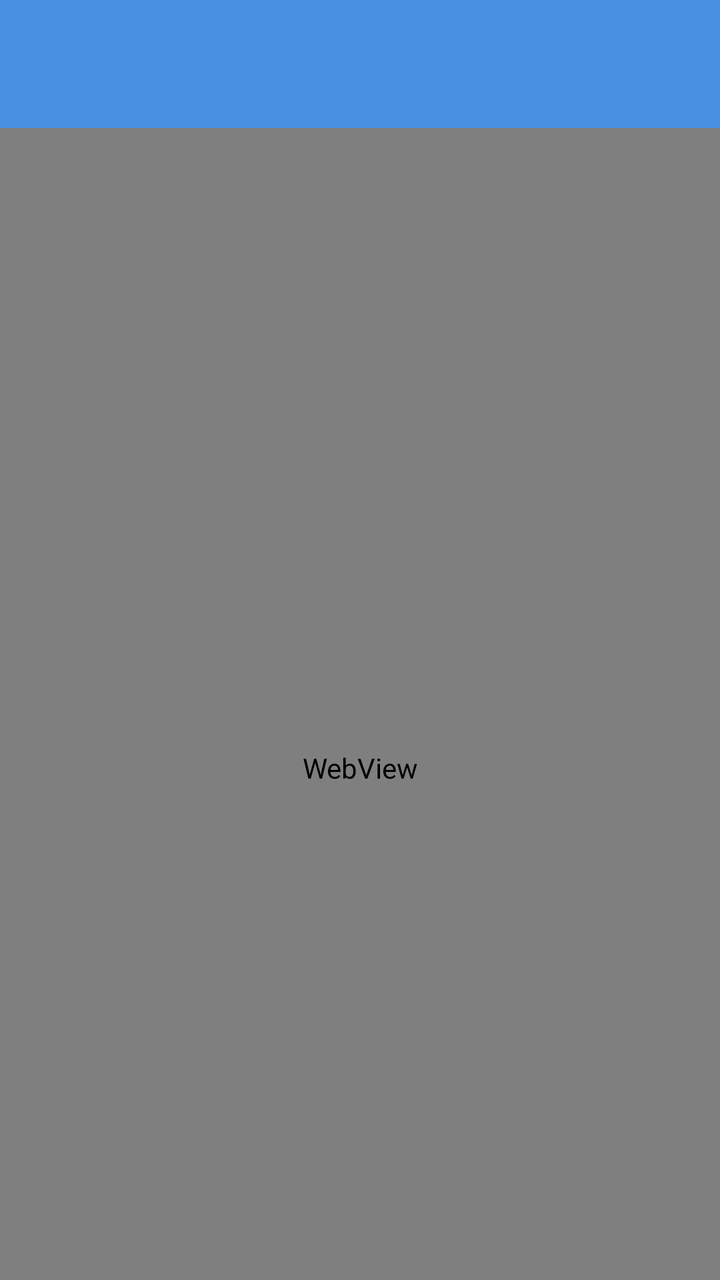
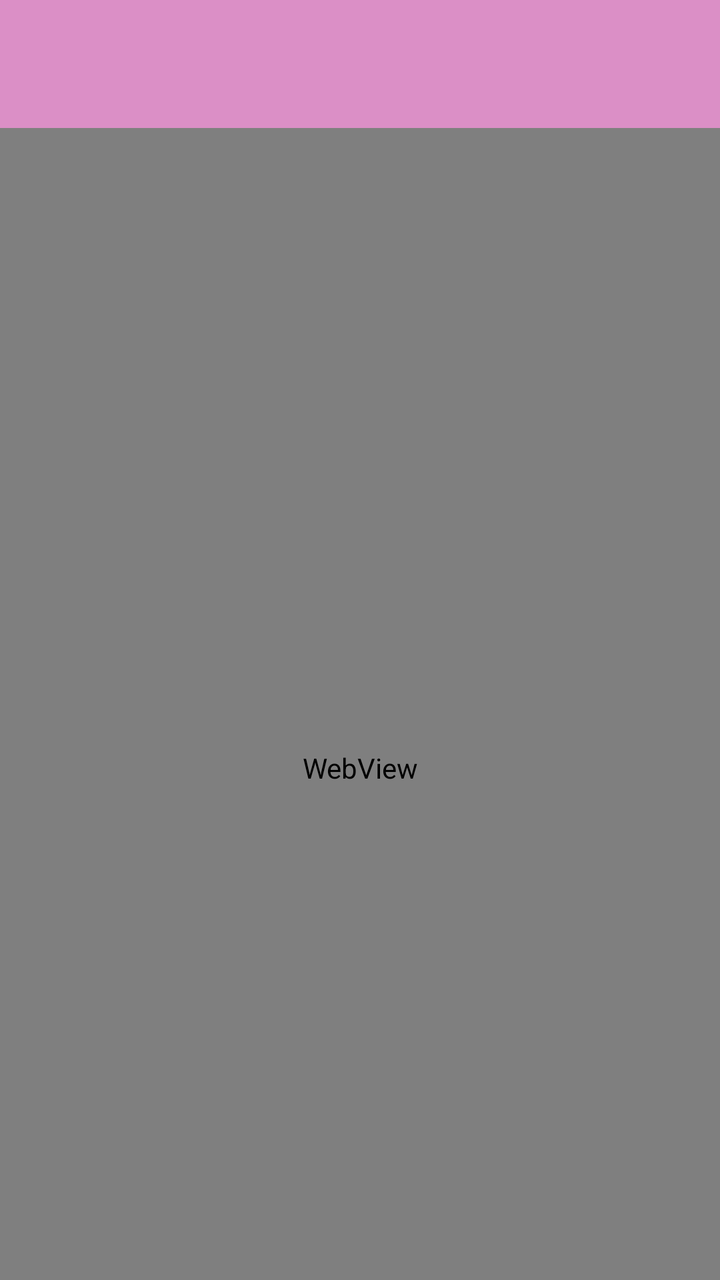

Two renders of the same Android screen: before a commit and after it. Below are the layout's source before the change and the commit's diff.
<!-- AndroidManifest.xml: application theme Theme.BellApps -->
<!-- res/layout/activity_web_view.xml -->
<?xml version="1.0" encoding="utf-8"?>
<androidx.coordinatorlayout.widget.CoordinatorLayout
    xmlns:android="http://schemas.android.com/apk/res/android"
    xmlns:app="http://schemas.android.com/apk/res-auto"
    xmlns:tools="http://schemas.android.com/tools"
    android:layout_width="match_parent"
    android:layout_height="match_parent"
    android:background="@color/ocean_background"
    tools:context=".Home.pertemuan_5.WebViewActivity">

    <com.google.android.material.appbar.AppBarLayout
        android:id="@+id/appBar"
        android:layout_width="match_parent"
        android:layout_height="wrap_content">

        <androidx.appcompat.widget.Toolbar
            android:id="@+id/toolbar"
            android:layout_width="match_parent"
            android:layout_height="?attr/actionBarSize"
            android:background="@color/ocean_primary"
            app:layout_scrollFlags="scroll|enterAlways"
            app:titleTextColor="@color/white"
            app:navigationIconTint="@color/white" />

    </com.google.android.material.appbar.AppBarLayout>

    <android.webkit.WebView
        android:id="@+id/webView"
        android:layout_width="match_parent"
        android:layout_height="match_parent"
        app:layout_behavior="@string/appbar_scrolling_view_behavior" />

</androidx.coordinatorlayout.widget.CoordinatorLayout>
<!-- resources referenced by this layout -->
<resources>
  <color name="ocean_background">#F0F8FF</color>
  <color name="ocean_primary">#4A90E2</color>
  <color name="white">#FFFFFFFF</color>
  <style name="Theme.BellApps" parent="Base.Theme.BellApps" />
  <style name="Base.Theme.BellApps" parent="Theme.Material3.DayNight.NoActionBar">
          
          
      </style>
</resources>

<!-- the commit's change to res/layout/activity_web_view.xml (unified diff, before → after) -->
@@ -17,7 +17,7 @@
             android:id="@+id/toolbar"
             android:layout_width="match_parent"
             android:layout_height="?attr/actionBarSize"
-            android:background="@color/ocean_primary"
+            android:background="@color/bg"
             app:layout_scrollFlags="scroll|enterAlways"
             app:titleTextColor="@color/white"
             app:navigationIconTint="@color/white" />
<!-- resource entries referenced after the edit -->
@@ -1,7 +1,7 @@
 <!-- resources referenced by this layout -->
 <resources>
+  <color name="bg">#DB8FC6</color>
   <color name="ocean_background">#F0F8FF</color>
-  <color name="ocean_primary">#4A90E2</color>
   <color name="white">#FFFFFFFF</color>
   <style name="Theme.BellApps" parent="Base.Theme.BellApps" />
   <style name="Base.Theme.BellApps" parent="Theme.Material3.DayNight.NoActionBar">
